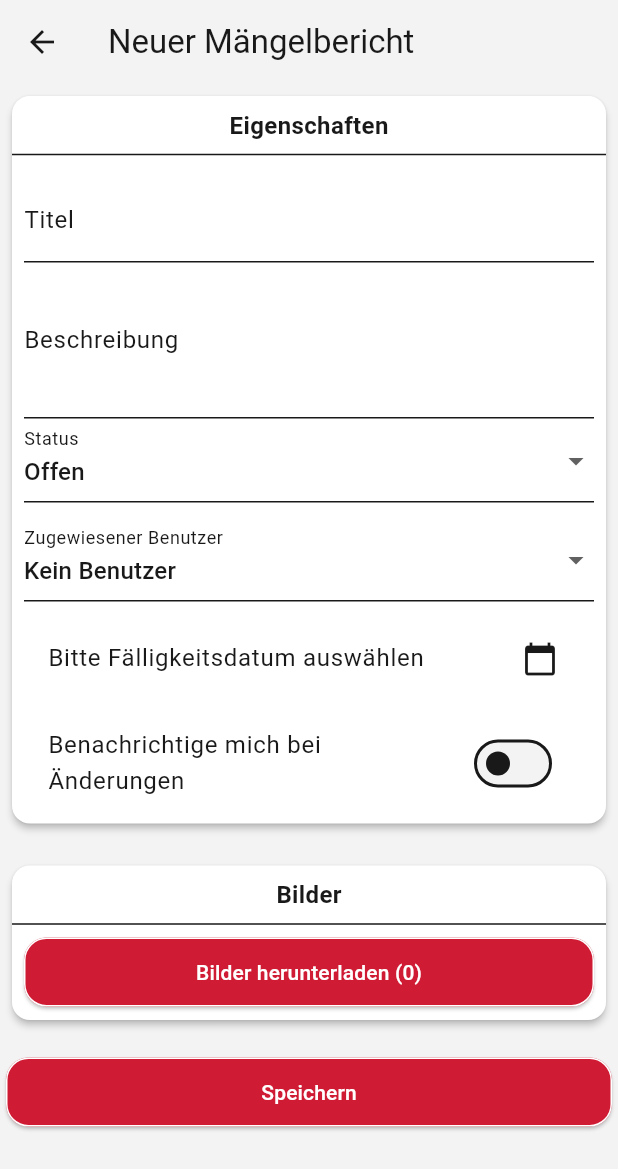
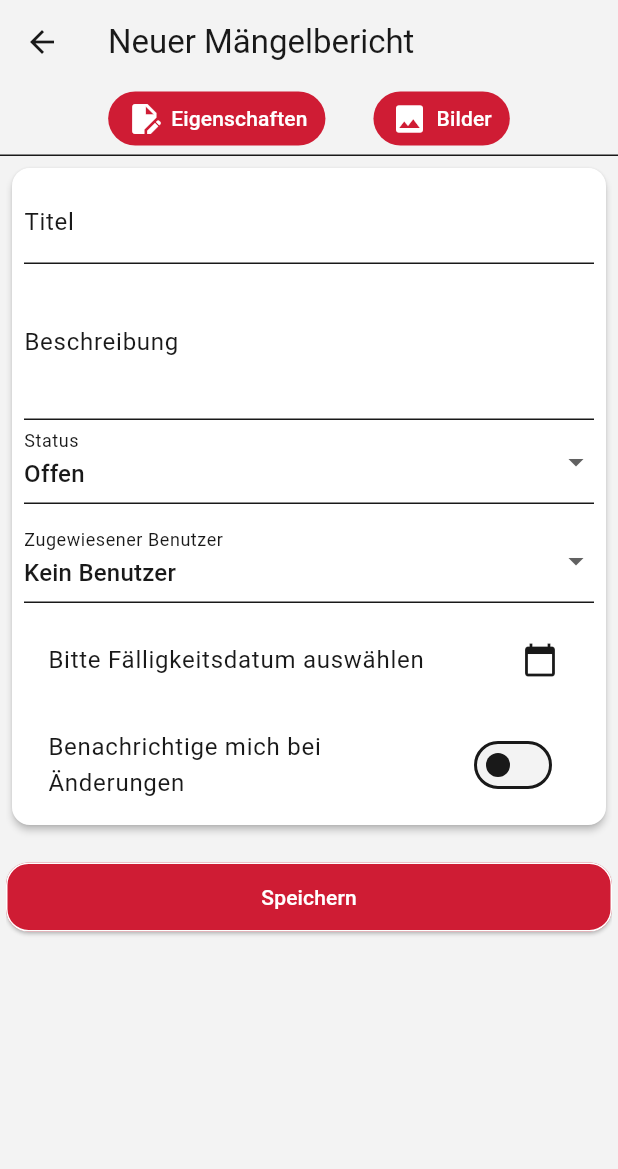
Before and after one commit to MBulti/FireReport-App, a Flutter app: the DefectReportDetailPage screen opened directly with empty values, on a phone screen of 412 x 824 dp. Shown: the top 1169 px of the screen. Run offline on Flutter 3.47's test engine with Material 3 defaults, Android fonts, the phone set to English and light mode, and no system bars; our stand-ins replace flutter_riverpod, image_picker, package_info_plus, supabase_flutter; accounts and stored records are empty.

Commit message:
tabs for defectreport detail

```diff
--- a/lib/pages/defectreportdetail_page.dart
+++ b/lib/pages/defectreportdetail_page.dart
@@ -26,31 +26,85 @@ class DefectReportDetailPage extends ConsumerWidget {
       AppUser(id: null, firstName: "Kein Benutzer", lastName: ""),
       ...lsUsers
     ];
-    return Scaffold(
+
+    return DefaultTabController(
+      length: 2,
+      child: Scaffold(
         appBar: AppBar(
-        title: Text(
-            index == null ? 'Neuer Mängelbericht' : 'Mängelbericht bearbeiten'),
+          title: Text(index == null
+              ? 'Neuer Mängelbericht'
+              : 'Mängelbericht bearbeiten'),
+          bottom: TabBar(
+            tabAlignment: TabAlignment.center,
+            isScrollable: true,
+            indicatorColor: Colors.transparent,
+            tabs: [
+              Tab(
+                child: Container(
+                  padding:
+                      const EdgeInsets.symmetric(horizontal: 12, vertical: 6),
+                  decoration: BoxDecoration(
+                    color: Theme.of(context).colorScheme.primary,
+                    borderRadius: BorderRadius.circular(30),
+                  ),
+                  child: const Row(
+                    mainAxisSize: MainAxisSize.min,
+                    children: [
+                      Icon(
+                        Icons.edit_document,
+                        color: Colors.white,
+                      ),
+                      SizedBox(width: 6),
+                      Text(
+                        'Eigenschaften',
+                        style: TextStyle(color: Colors.white),
+                      ),
+                    ],
+                  ),
+                ),
+              ),
+              Tab(
+                child: Container(
+                  padding:
+                      const EdgeInsets.symmetric(horizontal: 12, vertical: 6),
+                  decoration: BoxDecoration(
+                    color: Theme.of(context).colorScheme.primary,
+                    borderRadius: BorderRadius.circular(30),
+                  ),
+                  child: const Row(
+                    mainAxisSize: MainAxisSize.min,
+                    children: [
+                      Icon(
+                        Icons.image,
+                        color: Colors.white,
+                      ),
+                      SizedBox(width: 6),
+                      Text(
+                        'Bilder',
+                        style: TextStyle(color: Colors.white),
+                      ),
+                    ],
+                  ),
+                ),
+              ),
+            ],
+          ),
         ),
         body: Padding(
           padding: const EdgeInsets.all(4.0),
           child: Form(
             key: formKey,
-          child: ListView(
+            child: TabBarView(
+              children: [
+                // First Tab: Eigenschaften (Properties)
+                SingleChildScrollView(
+                  child: Column(
                     children: [
                       Card(
                         color: Theme.of(context).colorScheme.secondary,
                         elevation: 2,
                         child: Column(
                           children: [
-                    const Padding(
-                      padding: EdgeInsets.fromLTRB(8, 8, 8, 0),
-                      child: Text(
-                        "Eigenschaften",
-                        style: TextStyle(
-                            fontWeight: FontWeight.bold, fontSize: 16),
-                      ),
-                    ),
-                    const Divider(),
                             Padding(
                               padding: const EdgeInsets.all(8.0),
                               child: Column(
@@ -64,7 +118,8 @@ class DefectReportDetailPage extends ConsumerWidget {
                                       viewModel.report.title = value!;
                                     },
                                     validator: (value) {
-                              if (value == null || value.trim().isEmpty) {
+                                      if (value == null ||
+                                          value.trim().isEmpty) {
                                         return 'Bitte einen Titel eingeben';
                                       }
                                       return null;
@@ -78,7 +133,8 @@ class DefectReportDetailPage extends ConsumerWidget {
                                       viewModel.report.description = value!;
                                     },
                                     validator: (value) {
-                              if (value == null || value.trim().isEmpty) {
+                                      if (value == null ||
+                                          value.trim().isEmpty) {
                                         return 'Bitte eine Beschreibung eingeben';
                                       }
                                       return null;
@@ -90,14 +146,16 @@ class DefectReportDetailPage extends ConsumerWidget {
                                   DropdownStatus(report: viewModel.report),
                                   const SizedBox(height: 10),
                                   DropdownUser(
-                              userItems: userItems, report: viewModel.report),
+                                      userItems: userItems,
+                                      report: viewModel.report),
                                   const SizedBox(height: 10),
                                   ListTile(
                                     title: Text(viewModel.report.dueDate == null
                                         ? 'Bitte Fälligkeitsdatum auswählen'
                                         : 'Datum: ${formatDate(viewModel.report.dueDate!.toLocal())}'),
                                     trailing: const Icon(Icons.calendar_today),
-                            onTap: () => viewModel.selectDueDate(context),
+                                    onTap: () =>
+                                        viewModel.selectDueDate(context),
                                   ),
                                   const SizedBox(height: 10),
                                   SwitchListTile(
@@ -114,21 +172,31 @@ class DefectReportDetailPage extends ConsumerWidget {
                         ),
                       ),
                       const SizedBox(height: 20),
+                      ElevatedButton(
+                        onPressed: () {
+                          if (formKey.currentState!.validate()) {
+                            formKey.currentState!.save();
+                            Navigator.of(context).pop(viewModel.report);
+                          }
+                        },
+                        child: Text(
+                          "Speichern",
+                          style: TextStyle(
+                              color: Theme.of(context).colorScheme.onPrimary),
+                        ),
+                      ),
+                    ],
+                  ),
+                ),
+                // Second Tab: Bilder (Images)
+                SingleChildScrollView(
+                  child: Column(
+                    children: [
                       Card(
                         color: Theme.of(context).colorScheme.secondary,
                         elevation: 2,
                         child: Column(
                           children: [
-                    const Padding(
-                      padding: EdgeInsets.fromLTRB(8, 8, 8, 0),
-                      child: Text(
-                        "Bilder",
-                        textAlign: TextAlign.start,
-                        style: TextStyle(
-                            fontWeight: FontWeight.bold, fontSize: 16),
-                      ),
-                    ),
-                    const Divider(),
                             Padding(
                               padding: const EdgeInsets.fromLTRB(8, 0, 8, 8),
                               child: viewModel.isLoadImagesInProgress
@@ -145,22 +213,32 @@ class DefectReportDetailPage extends ConsumerWidget {
                                       ? Column(
                                           children: [
                                             viewModel.report.lsImages
-                                            .where((x) => x.imageBytes != null)
+                                                    .where((x) =>
+                                                        x.imageBytes != null)
                                                     .isNotEmpty
-                                        ? SizedBox(
-                                            height: 100,
-                                            child: ListView.builder(
-                                              scrollDirection: Axis.horizontal,
+                                                ? GridView.builder(
+                                                    shrinkWrap: true,
+                                                    physics:
+                                                        const NeverScrollableScrollPhysics(),
+                                                    gridDelegate:
+                                                        const SliverGridDelegateWithFixedCrossAxisCount(
+                                                      crossAxisCount: 2,
+                                                      mainAxisSpacing: 4.0,
+                                                      crossAxisSpacing: 4.0,
+                                                      childAspectRatio: 1.0,
+                                                    ),
                                                     itemCount: viewModel
                                                         .report.lsImages.length,
-                                              itemBuilder: (context, index) {
+                                                    itemBuilder:
+                                                        (context, index) {
                                                       return ReportImage(
-                                                    imageModel: viewModel.report
+                                                          imageModel: viewModel
+                                                              .report
                                                               .lsImages[index]);
                                                     },
-                                            ),
                                                   )
-                                        : const Text("Keine Bilder vorhanden"),
+                                                : const Text(
+                                                    "Keine Bilder vorhanden"),
                                             const SizedBox(height: 20),
                                             ElevatedButton(
                                               onPressed: () =>
@@ -169,7 +247,9 @@ class DefectReportDetailPage extends ConsumerWidget {
                                                 mainAxisAlignment:
                                                     MainAxisAlignment.center,
                                                 children: [
-                                          Icon(Icons.add_a_photo_outlined,
+                                                  Icon(
+                                                      Icons
+                                                          .add_a_photo_outlined,
                                                       color: Theme.of(context)
                                                           .colorScheme
                                                           .onPrimary),
@@ -204,21 +284,11 @@ class DefectReportDetailPage extends ConsumerWidget {
                           ],
                         ),
                       ),
-              const SizedBox(height: 20),
-              ElevatedButton(
-                onPressed: () {
-                  if (formKey.currentState!.validate()) {
-                    formKey.currentState!.save();
-                    Navigator.of(context).pop(viewModel.report);
-                  }
-                },
-                child: Text(
-                  "Speichern",
-                  style:
-                      TextStyle(color: Theme.of(context).colorScheme.onPrimary),
+                    ],
                   ),
                 ),
               ],
+            ),
           ),
         ),
       ),
--- a/pubspec.yaml
+++ b/pubspec.yaml
@@ -16,7 +16,7 @@ publish_to: 'none' # Remove this line if you wish to publish to pub.dev
 # https://developer.apple.com/library/archive/documentation/General/Reference/InfoPlistKeyReference/Articles/CoreFoundationKeys.html
 # In Windows, build-name is used as the major, minor, and patch parts
 # of the product and file versions while build-number is used as the build suffix.
-version: 2024.10.22
+version: 2024.10.23
 
 environment:
   sdk: ^3.5.0
```
Lines whose indentation alone changed are shown as unchanged.
